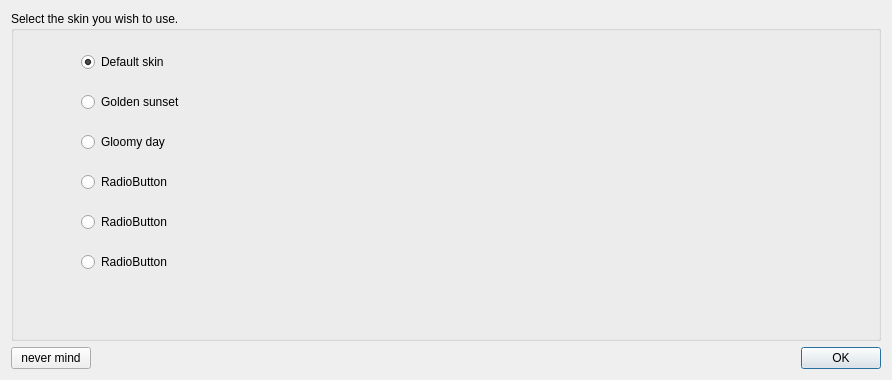
Crypto-Currency/Bitbar-Skins, file src/qt/forms/skinspage.ui: the form before one commit.
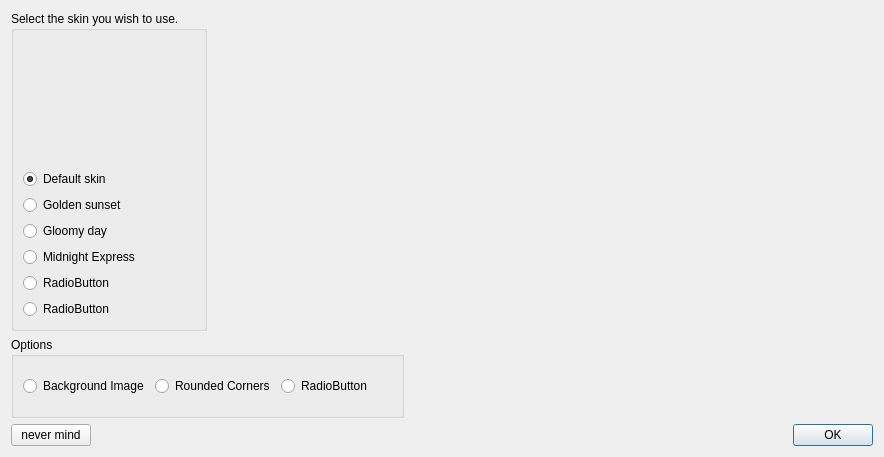
The form after the commit. Icons and pictures are not drawn.

Patch:
```diff
--- a/src/qt/forms/skinspage.ui
+++ b/src/qt/forms/skinspage.ui
@@ -6,8 +6,8 @@
    <rect>
     <x>0</x>
     <y>0</y>
-    <width>892</width>
-    <height>380</height>
+    <width>884</width>
+    <height>457</height>
    </rect>
   </property>
   <property name="font">
@@ -25,19 +25,31 @@
 -->
   <layout class="QVBoxLayout" name="verticalLayout">
    <item>
+    <layout class="QFormLayout" name="formLayout">
+     <item row="1" column="0">
     <widget class="QGroupBox" name="groupBox">
      <property name="title">
       <string>Select the skin you wish to use.</string>
      </property>
-     <widget class="QRadioButton" name="radioButton">
-      <property name="geometry">
-       <rect>
-        <x>70</x>
-        <y>40</y>
-        <width>116</width>
-        <height>22</height>
-       </rect>
-      </property>
+       <layout class="QVBoxLayout" name="verticalLayout_2">
+        <property name="sizeConstraint">
+         <enum>QLayout::SetNoConstraint</enum>
+        </property>
+        <item>
+         <spacer name="verticalSpacer">
+          <property name="orientation">
+           <enum>Qt::Vertical</enum>
+          </property>
+          <property name="sizeHint" stdset="0">
+           <size>
+            <width>20</width>
+            <height>40</height>
+           </size>
+          </property>
+         </spacer>
+        </item>
+        <item>
+         <widget class="QRadioButton" name="radioButton_1">
       <property name="text">
        <string>Default skin</string>
       </property>
@@ -45,72 +57,98 @@
        <bool>true</bool>
       </property>
      </widget>
+        </item>
+        <item>
      <widget class="QRadioButton" name="radioButton_2">
-      <property name="geometry">
-       <rect>
-        <x>70</x>
-        <y>80</y>
-        <width>120</width>
-        <height>22</height>
-       </rect>
-      </property>
       <property name="text">
        <string>Golden sunset</string>
       </property>
      </widget>
+        </item>
+        <item>
      <widget class="QRadioButton" name="radioButton_3">
-      <property name="geometry">
-       <rect>
-        <x>70</x>
-        <y>120</y>
-        <width>116</width>
-        <height>22</height>
-       </rect>
-      </property>
       <property name="text">
        <string>Gloomy day</string>
       </property>
      </widget>
+        </item>
+        <item>
      <widget class="QRadioButton" name="radioButton_4">
-      <property name="geometry">
-       <rect>
-        <x>70</x>
-        <y>160</y>
-        <width>116</width>
-        <height>22</height>
-       </rect>
-      </property>
       <property name="text">
-       <string>RadioButton</string>
-      </property>
-     </widget>
+           <string>Midnight Express</string>
+          </property>
+         </widget>
+        </item>
+        <item>
      <widget class="QRadioButton" name="radioButton_5">
-      <property name="geometry">
-       <rect>
-        <x>70</x>
-        <y>200</y>
-        <width>116</width>
-        <height>22</height>
-       </rect>
-      </property>
       <property name="text">
        <string>RadioButton</string>
       </property>
      </widget>
+        </item>
+        <item>
      <widget class="QRadioButton" name="radioButton_6">
-      <property name="geometry">
-       <rect>
-        <x>70</x>
-        <y>240</y>
-        <width>116</width>
-        <height>22</height>
-       </rect>
-      </property>
+          <property name="text">
+           <string>RadioButton</string>
+          </property>
+         </widget>
+        </item>
+       </layout>
+      </widget>
+     </item>
+     <item row="3" column="0">
+      <widget class="QGroupBox" name="groupBox_2">
+       <property name="sizePolicy">
+        <sizepolicy hsizetype="Preferred" vsizetype="Fixed">
+         <horstretch>0</horstretch>
+         <verstretch>0</verstretch>
+        </sizepolicy>
+       </property>
+       <property name="title">
+        <string>Options</string>
+       </property>
+       <layout class="QHBoxLayout" name="horizontalLayout_2">
+        <property name="sizeConstraint">
+         <enum>QLayout::SetNoConstraint</enum>
+        </property>
+        <item>
+         <widget class="QRadioButton" name="rbBackground">
       <property name="text">
+           <string>Background Image</string>
+          </property>
+         </widget>
+        </item>
+        <item>
+         <widget class="QRadioButton" name="rbRound">
+          <property name="text">
+           <string>Rounded Corners</string>
+          </property>
+         </widget>
+        </item>
+        <item>
+         <widget class="QRadioButton" name="radioButton">
+          <property name="text">
        <string>RadioButton</string>
       </property>
      </widget>
-    </widget>
+        </item>
+        <item>
+         <spacer name="verticalSpacer_2">
+          <property name="orientation">
+           <enum>Qt::Vertical</enum>
+          </property>
+          <property name="sizeHint" stdset="0">
+           <size>
+            <width>20</width>
+            <height>40</height>
+           </size>
+          </property>
+         </spacer>
+        </item>
+       </layout>
+      </widget>
+     </item>
+    </layout>
    </item>
    <item>
     <layout class="QHBoxLayout" name="horizontalLayout">
```
Left out of the diff: 5 changed lines with no effect on the pictures. Lines whose indentation alone changed are shown as unchanged.
